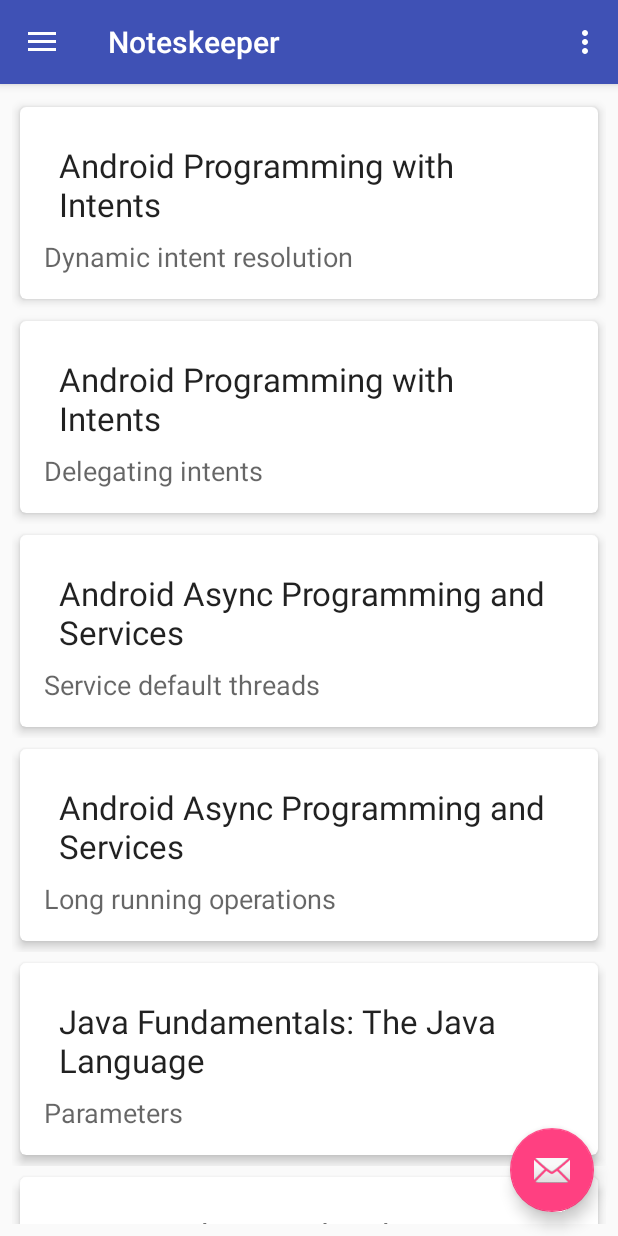
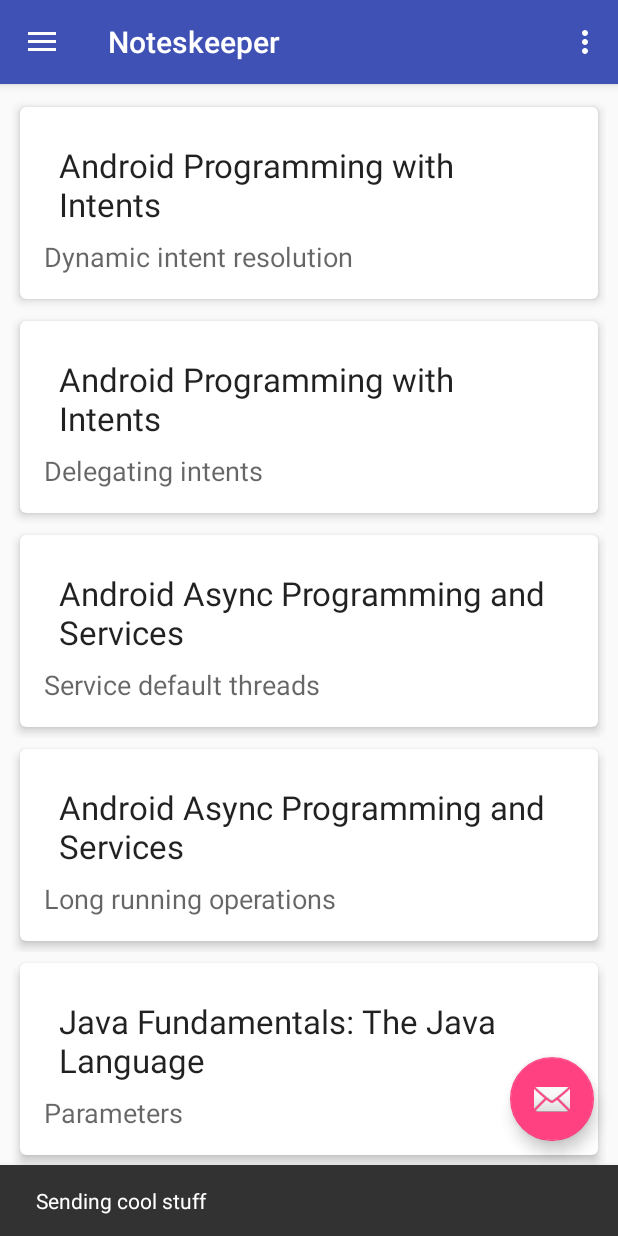
Before and after one commit to TshepzMogapi/PluralSightNotesKeeper, an Android app: the screen it shows after launch (MainActivity), in the side drawer, after a tap on "Send", on a phone screen of 412 x 824 dp. Run offline under Robolectric (Android 15) with nearby library versions, the phone set to English and light mode, and no system bars.

Commit message:
implement nav option

```diff
--- a/app/src/main/java/com/example/android/pluralsightnoteskeeper/MainActivity.java
+++ b/app/src/main/java/com/example/android/pluralsightnoteskeeper/MainActivity.java
@@ -4,6 +4,7 @@ import android.content.Intent;
 import android.os.Bundle;
 import android.support.design.widget.FloatingActionButton;
 import android.support.design.widget.NavigationView;
+import android.support.design.widget.Snackbar;
 import android.support.v4.view.GravityCompat;
 import android.support.v4.widget.DrawerLayout;
 import android.support.v7.app.ActionBarDrawerToggle;
@@ -21,7 +22,8 @@ public class MainActivity extends AppCompatActivity
         implements NavigationView.OnNavigationItemSelectedListener {
 
     private NoteRecyclerAdapter mNoteRecyclerAdapter;
-
+    private RecyclerView mRecyclerItems;
+    private LinearLayoutManager mNotesLayoutManager;
 
 
     @Override
@@ -36,8 +38,7 @@ public class MainActivity extends AppCompatActivity
             @Override
             public void onClick(View view) {
                 startActivity(new Intent(MainActivity.this, NoteActivity.class));
-//                Snackbar.make(view, "Link to create new note", Snackbar.LENGTH_LONG)
-//                        .setAction("Acton", null).show();
+
             }
         });
 
@@ -63,17 +64,28 @@ public class MainActivity extends AppCompatActivity
     private void initializeDisplayContent() {
 
 
-        final RecyclerView recyclerNotes = (RecyclerView) findViewById(R.id.list_items);
+        mRecyclerItems = (RecyclerView) findViewById(R.id.list_items);
 
-        final LinearLayoutManager notesLayoutManager = new LinearLayoutManager(this);
+        mNotesLayoutManager = new LinearLayoutManager(this);
 
-        recyclerNotes.setLayoutManager(notesLayoutManager);
 
         List<NoteInfo> notes = DataManager.getInstance().getNotes();
 
         mNoteRecyclerAdapter = new NoteRecyclerAdapter(this, notes);
 
-        recyclerNotes.setAdapter(mNoteRecyclerAdapter);
+        displayNotes();
+
+    }
+
+    private void displayNotes() {
+
+        mRecyclerItems.setLayoutManager(mNotesLayoutManager);
+
+        mRecyclerItems.setAdapter(mNoteRecyclerAdapter);
+
+        NavigationView navigationView = (NavigationView) findViewById(R.id.nav_view);
+        Menu menu = navigationView.getMenu();
+        menu.findItem(R.id.nav_notes).setChecked(true);
 
     }
 
@@ -115,22 +127,23 @@ public class MainActivity extends AppCompatActivity
         // Handle navigation view item clicks here.
         int id = item.getItemId();
 
-        if (id == R.id.nav_camera) {
-            // Handle the camera action
-        } else if (id == R.id.nav_gallery) {
-
-        } else if (id == R.id.nav_slideshow) {
-
-        } else if (id == R.id.nav_manage) {
-
-        } else if (id == R.id.nav_share) {
-
+        if (id == R.id.nav_notes) {
+           displayNotes();
+        } else if (id == R.id.nav_courses) {
+            handleSelection("Courses");
+        }else if (id == R.id.nav_share) {
+            handleSelection("Sharing is caring");
         } else if (id == R.id.nav_send) {
-
+            handleSelection("Sending cool stuff");
         }
 
         DrawerLayout drawer = (DrawerLayout) findViewById(R.id.drawer_layout);
         drawer.closeDrawer(GravityCompat.START);
         return true;
     }
+
+    private void handleSelection(String message) {
+        View view = findViewById(R.id.list_items);
+        Snackbar.make(view, message, Snackbar.LENGTH_LONG).show();
+    }
 }
--- a/app/src/main/res/menu/activity_main_drawer.xml
+++ b/app/src/main/res/menu/activity_main_drawer.xml
@@ -5,21 +5,13 @@
 
     <group android:checkableBehavior="single">
         <item
-            android:id="@+id/nav_camera"
+            android:id="@+id/nav_notes"
             android:icon="@drawable/ic_menu_camera"
-            android:title="Import" />
+            android:title="Notes" />
         <item
-            android:id="@+id/nav_gallery"
+            android:id="@+id/nav_courses"
             android:icon="@drawable/ic_menu_gallery"
-            android:title="Gallery" />
-        <item
-            android:id="@+id/nav_slideshow"
-            android:icon="@drawable/ic_menu_slideshow"
-            android:title="Slideshow" />
-        <item
-            android:id="@+id/nav_manage"
-            android:icon="@drawable/ic_menu_manage"
-            android:title="Tools" />
+            android:title="Courses" />
     </group>
 
     <item android:title="Communicate">
```
